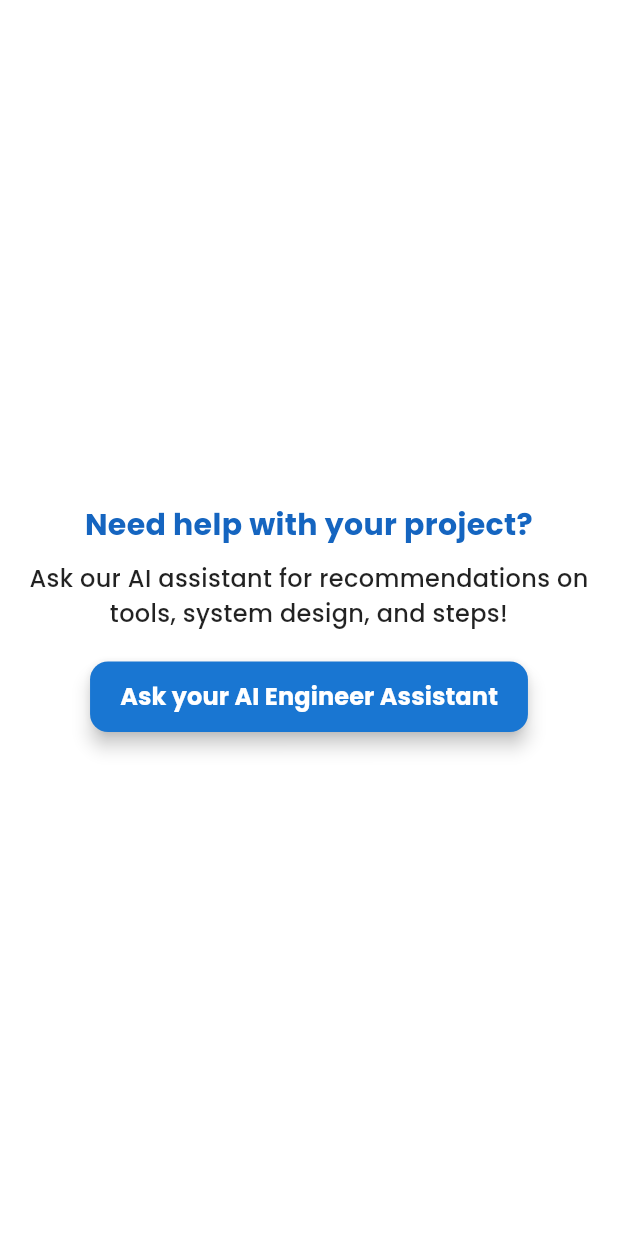
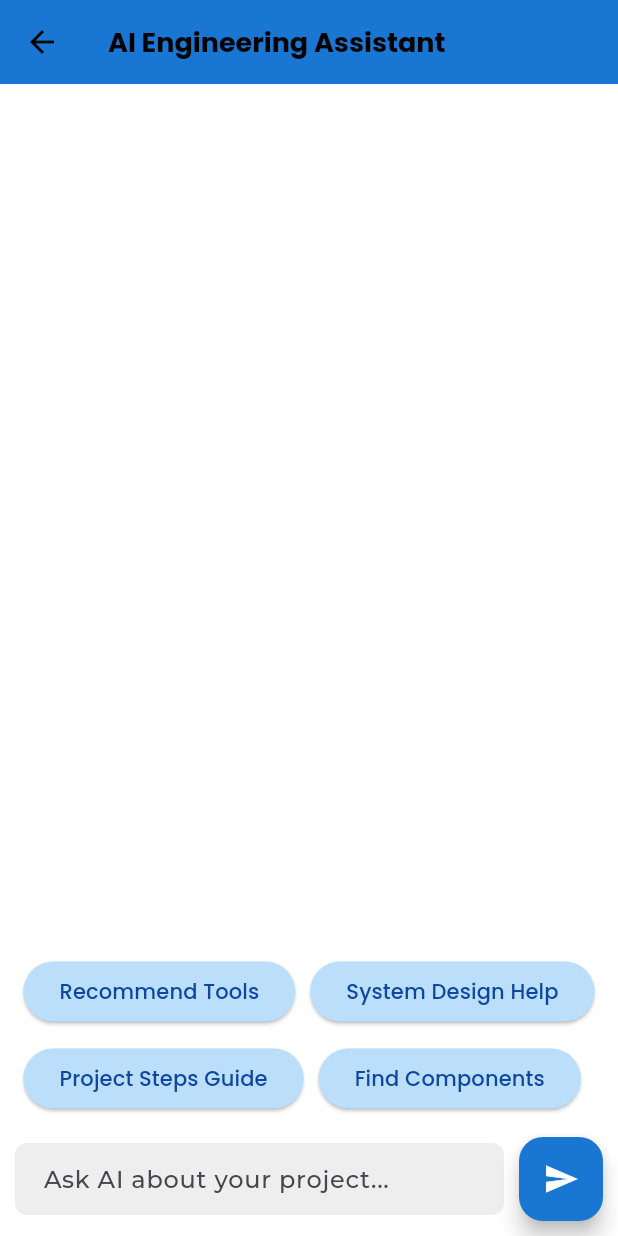
Before and after one commit to engbasel/CircuitHub, a Flutter app: the HelpingWidget widget shown alone on an empty page, opened directly, after a tap on "Ask your AI Engineer Assistant", on a phone screen of 412 x 824 dp. Run offline on Flutter 3.47's test engine with Material 3 defaults, Android fonts, the light colour scheme and no system bars; our stand-ins replace card_swiper, cloud_firestore, dash_chat_2, dots_indicator, fancy_shimmer_image, firebase_auth and 16 more; missing offline and left inert: dynamic_height_grid_view; accounts and stored records are empty; project files that could hold a hidden picture were left out.

Commit message:
`Added AIAssistant route and import to HelpingWidget and main.dart`

```diff
--- /dev/null
+++ b/lib/Featuers/Nav_Bar_Pages/Presentation/Views/Widget/search/AI_assestnat_chat.dart
@@ -0,0 +1,141 @@
+import 'package:flutter/material.dart';
+import 'package:google_fonts/google_fonts.dart';
+
+class AIAssistant extends StatefulWidget {
+  const AIAssistant({super.key});
+
+  @override
+  _AIAssistantState createState() => _AIAssistantState();
+
+  static const routeName = 'AIAssistant';
+}
+
+class _AIAssistantState extends State<AIAssistant> {
+  final TextEditingController _queryController = TextEditingController();
+  final List<Map<String, String>> _chatMessages = [];
+
+  void _sendMessage() {
+    if (_queryController.text.isNotEmpty) {
+      setState(() {
+        _chatMessages.add({"user": _queryController.text});
+        _chatMessages.add({
+          "ai": "Analyzing your project needs..."
+        }); // Placeholder AI response
+      });
+      _queryController.clear();
+    }
+  }
+
+  @override
+  Widget build(BuildContext context) {
+    return Scaffold(
+      appBar: AppBar(
+        title: Text(
+          "AI Engineering Assistant",
+          style: GoogleFonts.poppins(fontSize: 18, fontWeight: FontWeight.bold),
+        ),
+        backgroundColor: Colors.blue.shade700,
+      ),
+      body: Column(
+        children: [
+          // Chat Messages
+          Expanded(
+            child: ListView.builder(
+              padding: const EdgeInsets.all(10),
+              itemCount: _chatMessages.length,
+              itemBuilder: (context, index) {
+                final message = _chatMessages[index];
+                final isUser = message.containsKey("user");
+                return Align(
+                  alignment:
+                      isUser ? Alignment.centerRight : Alignment.centerLeft,
+                  child: Container(
+                    margin: const EdgeInsets.symmetric(vertical: 5),
+                    padding: const EdgeInsets.all(12),
+                    decoration: BoxDecoration(
+                      color:
+                          isUser ? Colors.blue.shade700 : Colors.grey.shade300,
+                      borderRadius: BorderRadius.circular(12),
+                    ),
+                    child: Text(
+                      message.values.first,
+                      style: GoogleFonts.poppins(
+                        color: isUser ? Colors.white : Colors.black,
+                        fontSize: 16,
+                      ),
+                    ),
+                  ),
+                );
+              },
+            ),
+          ),
+
+          // Suggested Queries
+          Padding(
+            padding: const EdgeInsets.symmetric(horizontal: 10, vertical: 5),
+            child: Wrap(
+              spacing: 10,
+              runSpacing: 10,
+              children: [
+                _suggestionButton("Recommend Tools"),
+                _suggestionButton("System Design Help"),
+                _suggestionButton("Project Steps Guide"),
+                _suggestionButton("Find Components"),
+              ],
+            ),
+          ),
+
+          // Input Field
+          Padding(
+            padding: const EdgeInsets.all(10),
+            child: Row(
+              children: [
+                Expanded(
+                  child: TextField(
+                    controller: _queryController,
+                    decoration: InputDecoration(
+                      hintText: "Ask AI about your project...",
+                      filled: true,
+                      fillColor: Colors.grey.shade200,
+                      border: OutlineInputBorder(
+                        borderRadius: BorderRadius.circular(20),
+                        borderSide: BorderSide.none,
+                      ),
+                      contentPadding: const EdgeInsets.symmetric(
+                          horizontal: 15, vertical: 10),
+                    ),
+                  ),
+                ),
+                const SizedBox(width: 10),
+                FloatingActionButton(
+                  onPressed: _sendMessage,
+                  backgroundColor: Colors.blue.shade700,
+                  child: const Icon(Icons.send, color: Colors.white),
+                ),
+              ],
+            ),
+          ),
+        ],
+      ),
+    );
+  }
+
+  Widget _suggestionButton(String text) {
+    return ElevatedButton(
+      onPressed: () {
+        setState(() {
+          _chatMessages.add({"user": text});
+          _chatMessages.add(
+              {"ai": "Analyzing request: $text..."}); // Placeholder AI response
+        });
+      },
+      style: ElevatedButton.styleFrom(
+        backgroundColor: Colors.blue.shade100,
+        shape: RoundedRectangleBorder(borderRadius: BorderRadius.circular(20)),
+      ),
+      child: Text(text,
+          style:
+              GoogleFonts.poppins(fontSize: 14, color: Colors.blue.shade900)),
+    );
+  }
+}
--- a/lib/Featuers/Nav_Bar_Pages/Presentation/Views/Widget/search/HelpingWidget.dart
+++ b/lib/Featuers/Nav_Bar_Pages/Presentation/Views/Widget/search/HelpingWidget.dart
@@ -1,5 +1,6 @@
 import 'package:flutter/material.dart';
 import 'package:google_fonts/google_fonts.dart';
+import 'package:store/Featuers/Nav_Bar_Pages/Presentation/Views/Widget/search/AI_assestnat_chat.dart';
 
 class HelpingWidget extends StatelessWidget {
   const HelpingWidget({super.key});
@@ -72,8 +73,10 @@ class HelpingWidget extends StatelessWidget {
           },
           child: ElevatedButton(
             onPressed: () {
-              Navigator.pushNamed(context,
-                  '/aiAssistantScreen'); // Replace with your actual route
+              Navigator.pushNamed(
+                context,
+                AIAssistant.routeName,
+              ); // Replace with your actual route
             },
             style: ElevatedButton.styleFrom(
               padding: const EdgeInsets.symmetric(horizontal: 20, vertical: 12),
--- a/lib/main.dart
+++ b/lib/main.dart
@@ -11,6 +11,7 @@ import 'package:store/Featuers/Nav_Bar_Pages/Presentation/Views/Widget/inner_wid
 import 'package:store/Featuers/Nav_Bar_Pages/Presentation/Views/Widget/inner_widget/product_details.dart';
 import 'package:store/Featuers/Nav_Bar_Pages/Presentation/Views/Widget/inner_widget/viewed_recently.dart';
 import 'package:store/Featuers/Nav_Bar_Pages/Presentation/Views/Widget/inner_widget/wishlist.dart';
+import 'package:store/Featuers/Nav_Bar_Pages/Presentation/Views/Widget/search/AI_assestnat_chat.dart';
 import 'package:store/Featuers/Nav_Bar_Pages/Presentation/Views/Widget/search/search_view.dart';
 import 'package:store/Featuers/authUseingProvider/forgot_password.dart';
 import 'package:store/Featuers/authUseingProvider/forgot_password_view.dart';
@@ -95,6 +96,7 @@ class SmartStore extends StatelessWidget {
             RegisterScreen.routeName: (context) => const RegisterScreen(),
             SplashView.routeName: (context) => const SplashView(),
             ChatBotView.routeName: (context) => const ChatBotView(),
+            AIAssistant.routeName: (context) => const AIAssistant(),
           },
         );
       }),
```
